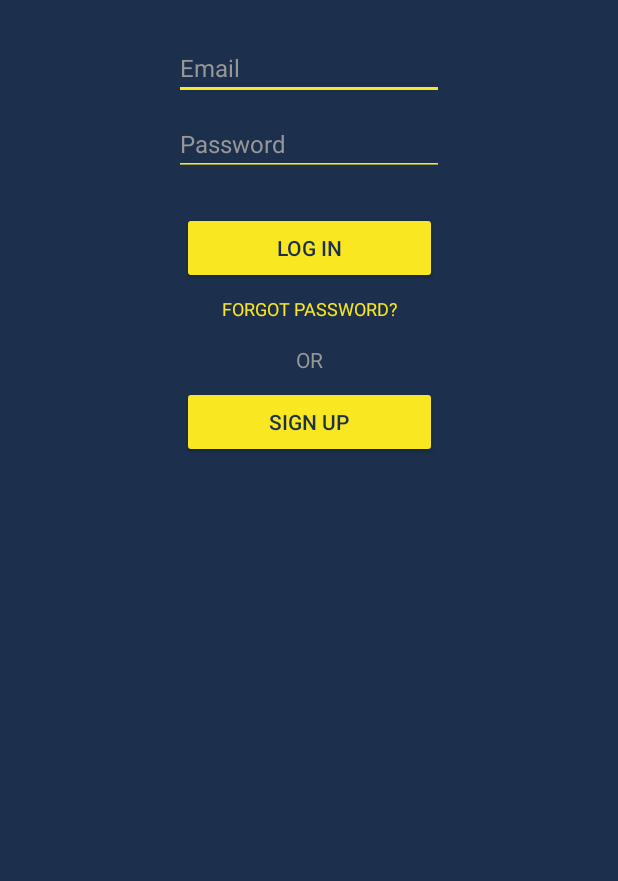
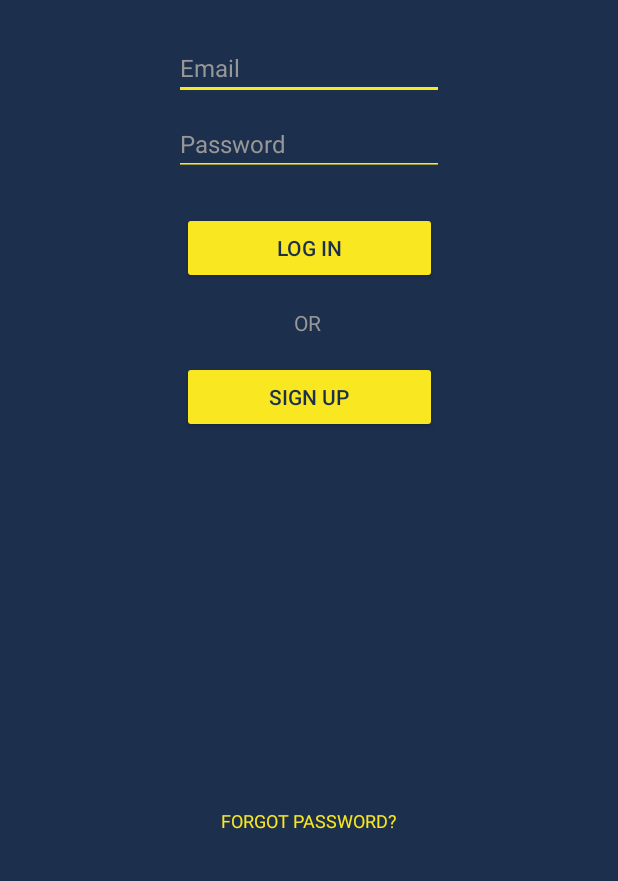
Before and after one commit to PiotrKaszuba/Chatterbox_Android, an Android app: the screen it shows after launch (MainActivity), on a phone screen of 412 x 824 dp, the part 355-1236 px from its top. Run offline under Robolectric (Android 15) with nearby library versions, the phone set to English and light mode, and no system bars; our stand-ins replace Firebase (no records; nobody signed in at launch, a user with empty details on screens opened directly).

Commit message:
Layout Update

```diff
--- a/app/src/main/res/layout/activity_main.xml
+++ b/app/src/main/res/layout/activity_main.xml
@@ -26,7 +26,7 @@
         android:id="@+id/signUpButton"
         android:layout_width="170dp"
         android:layout_height="48dp"
-        android:layout_marginTop="8dp"
+        android:layout_marginTop="16dp"
         android:backgroundTint="#f9e721"
         android:onClick="signUp"
         android:text="SIGN UP"
@@ -64,16 +64,16 @@
         android:id="@+id/forgotPassword"
         android:layout_width="wrap_content"
         android:layout_height="wrap_content"
-        android:layout_marginTop="8dp"
+        android:layout_marginBottom="32dp"
         android:clickable="true"
         android:onClick="forgotPassword"
         android:text="FORGOT PASSWORD?"
         android:textColor="#f9e721"
         android:textSize="12sp"
+        app:layout_constraintBottom_toBottomOf="parent"
         app:layout_constraintEnd_toEndOf="parent"
-        app:layout_constraintHorizontal_bias="0.502"
-        app:layout_constraintStart_toStartOf="parent"
-        app:layout_constraintTop_toBottomOf="@+id/logInButton" />
+        app:layout_constraintHorizontal_bias="0.5"
+        app:layout_constraintStart_toStartOf="parent" />
 
     <TextView
         android:id="@+id/textView3"
@@ -84,9 +84,9 @@
         android:textColor="#979797"
         android:textSize="14sp"
         app:layout_constraintEnd_toEndOf="parent"
-        app:layout_constraintHorizontal_bias="0.5"
+        app:layout_constraintHorizontal_bias="0.498"
         app:layout_constraintStart_toStartOf="parent"
-        app:layout_constraintTop_toBottomOf="@+id/forgotPassword" />
+        app:layout_constraintTop_toBottomOf="@+id/logInButton" />
 
     <EditText
         android:id="@+id/emailEdit"
--- a/app/src/main/res/layout/list_view_row.xml
+++ b/app/src/main/res/layout/list_view_row.xml
@@ -12,7 +12,7 @@ android:paddingTop="10dp" >
     android:layout_height="wrap_content"
     android:layout_alignParentLeft="true"
     android:textColor="#f9e721"
-    android:textSize="15sp"
+    android:textSize="16sp"
     />
 
 </RelativeLayout>
```
